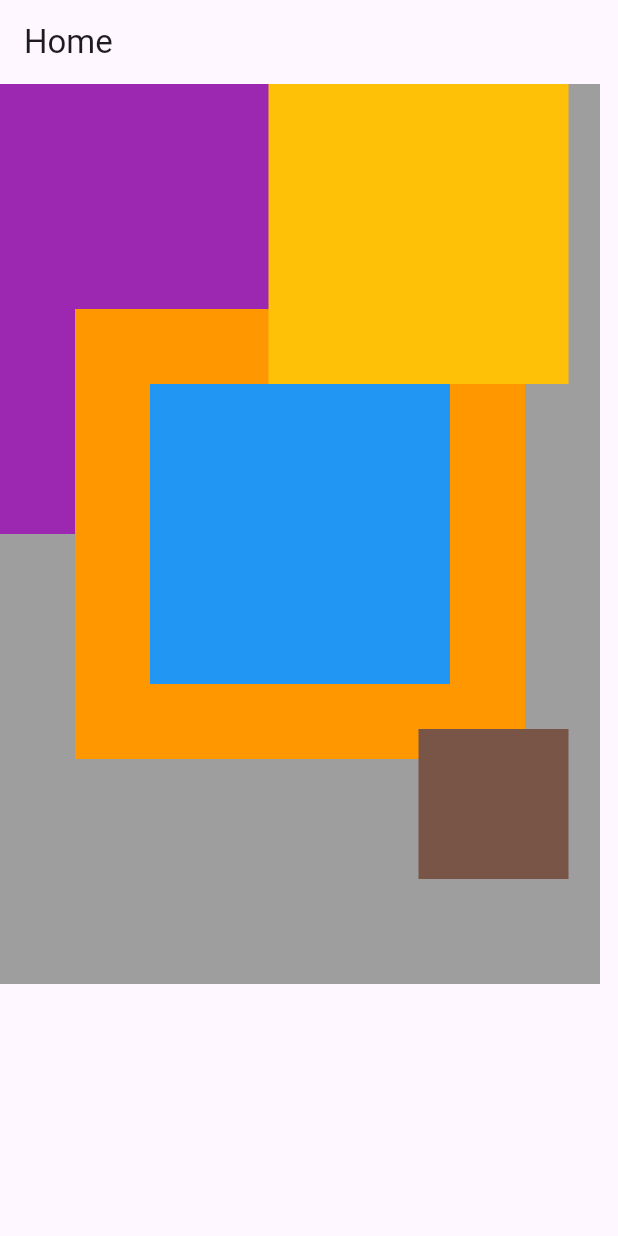
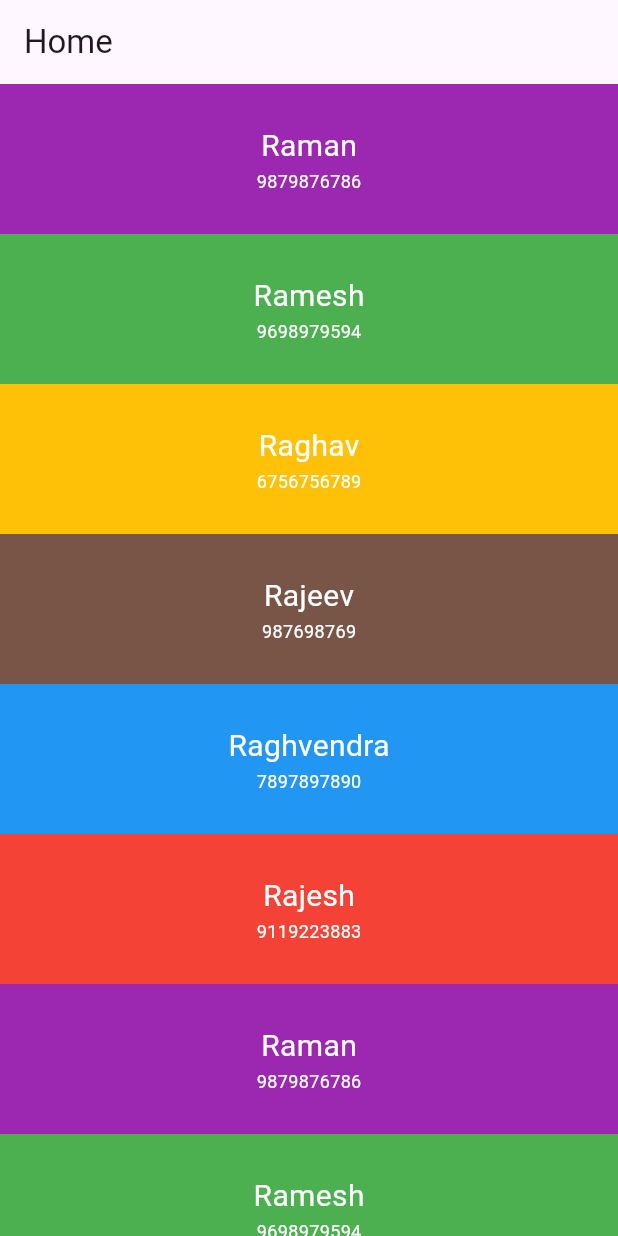
Before and after one commit to raunak2909/layout_395, a Flutter app: the screen it shows after launch, on a phone screen of 412 x 824 dp. Run offline on Flutter 3.47's test engine with Material 3 defaults, Android fonts, the phone set to English and light mode, and no system bars.

Commit message:
listview implemented

```diff
--- a/lib/home_page.dart
+++ b/lib/home_page.dart
@@ -1,7 +1,185 @@
 import 'package:flutter/material.dart';
 
 class HomePage extends StatelessWidget {
-  const HomePage({super.key});
+
+  List<Map<String, dynamic>> mData = [
+    {
+      "name" : "Raman",
+      "mob_no" : "9879876786",
+      "bg_color" : Colors.purple
+    },
+
+    {
+      "name" : "Ramesh",
+      "mob_no" : "9698979594",
+      "bg_color" : Colors.green
+    },
+
+    {
+      "name" : "Raghav",
+      "mob_no" : "6756756789",
+      "bg_color" : Colors.amber
+    },
+
+    {
+      "name" : "Rajeev",
+      "mob_no" : "987698769",
+      "bg_color" : Colors.brown
+    },
+
+    {
+      "name" : "Raghvendra",
+      "mob_no" : "7897897890",
+      "bg_color" : Colors.blue
+    },
+
+    {
+      "name" : "Rajesh",
+      "mob_no" : "9119223883",
+      "bg_color" : Colors.red
+    },
+    {
+      "name" : "Raman",
+      "mob_no" : "9879876786",
+      "bg_color" : Colors.purple
+    },
+
+    {
+      "name" : "Ramesh",
+      "mob_no" : "9698979594",
+      "bg_color" : Colors.green
+    },
+
+    {
+      "name" : "Raghav",
+      "mob_no" : "6756756789",
+      "bg_color" : Colors.amber
+    },
+
+    {
+      "name" : "Rajeev",
+      "mob_no" : "987698769",
+      "bg_color" : Colors.brown
+    },
+
+    {
+      "name" : "Raghvendra",
+      "mob_no" : "7897897890",
+      "bg_color" : Colors.blue
+    },
+
+    {
+      "name" : "Rajesh",
+      "mob_no" : "9119223883",
+      "bg_color" : Colors.red
+    },
+    {
+      "name" : "Raman",
+      "mob_no" : "9879876786",
+      "bg_color" : Colors.purple
+    },
+
+    {
+      "name" : "Ramesh",
+      "mob_no" : "9698979594",
+      "bg_color" : Colors.green
+    },
+
+    {
+      "name" : "Raghav",
+      "mob_no" : "6756756789",
+      "bg_color" : Colors.amber
+    },
+
+    {
+      "name" : "Rajeev",
+      "mob_no" : "987698769",
+      "bg_color" : Colors.brown
+    },
+
+    {
+      "name" : "Raghvendra",
+      "mob_no" : "7897897890",
+      "bg_color" : Colors.blue
+    },
+
+    {
+      "name" : "Rajesh",
+      "mob_no" : "9119223883",
+      "bg_color" : Colors.red
+    },
+    {
+      "name" : "Raman",
+      "mob_no" : "9879876786",
+      "bg_color" : Colors.purple
+    },
+
+    {
+      "name" : "Ramesh",
+      "mob_no" : "9698979594",
+      "bg_color" : Colors.green
+    },
+
+    {
+      "name" : "Raghav",
+      "mob_no" : "6756756789",
+      "bg_color" : Colors.amber
+    },
+
+    {
+      "name" : "Rajeev",
+      "mob_no" : "987698769",
+      "bg_color" : Colors.brown
+    },
+
+    {
+      "name" : "Raghvendra",
+      "mob_no" : "7897897890",
+      "bg_color" : Colors.blue
+    },
+
+    {
+      "name" : "Rajesh",
+      "mob_no" : "9119223883",
+      "bg_color" : Colors.red
+    },
+    {
+      "name" : "Raman",
+      "mob_no" : "9879876786",
+      "bg_color" : Colors.purple
+    },
+
+    {
+      "name" : "Ramesh",
+      "mob_no" : "9698979594",
+      "bg_color" : Colors.green
+    },
+
+    {
+      "name" : "Raghav",
+      "mob_no" : "6756756789",
+      "bg_color" : Colors.amber
+    },
+
+    {
+      "name" : "Rajeev",
+      "mob_no" : "987698769",
+      "bg_color" : Colors.brown
+    },
+
+    {
+      "name" : "Raghvendra",
+      "mob_no" : "7897897890",
+      "bg_color" : Colors.blue
+    },
+
+    {
+      "name" : "Rajesh",
+      "mob_no" : "9119223883",
+      "bg_color" : Colors.red
+    },
+
+  ];
 
   @override
   Widget build(BuildContext context) {
@@ -9,55 +187,84 @@ class HomePage extends StatelessWidget {
       appBar: AppBar(
         title: Text('Home'),
       ),
-      body: Container(
-        color: Colors.grey,
-        width: 400,
-        height: 600,
-        child: Stack(
+      body: ListView(
+        children: mData.map((eachItem){
+          return Container(
+            width: double.infinity,
+            height: 100,
+            color: eachItem['bg_color'],
+            child: Column(
+              mainAxisAlignment: MainAxisAlignment.center,
               children: [
-            Container(
-              width: 300,
-              height: 300,
-              color: Colors.purple,
-            ),
-            Center(
-              child: Container(
-                width: 300,
-                height: 300,
-                color: Colors.orange,
+                Text(
+                  eachItem['name'],
+                  style: TextStyle(
+                      fontSize: 20,
+                      color: Colors.white
                   ),
                 ),
-            Center(
-              child: Container(
-                width: 200,
-                height: 200,
-                color: Colors.blue,
-              ),
-            ),
-
-            Align(
-              alignment: Alignment.topRight,
-              child: Container(
-                margin: EdgeInsets.only(right: 21),
-                width: 200,
-                height: 200,
-                color: Colors.amber,
-              ),
-            ),
-            Positioned(
-              right: 21,
-              bottom: 70,
-              child: Container(
-                width: 100,
-                height: 100,
-                color: Colors.brown,
+                Text(
+                  eachItem['mob_no'],
+                  style: TextStyle(
+                      fontSize: 12,
+                      color: Colors.white
                   ),
                 ),
               ],
             ),
+          );
+        }).toList(),
       )
     );
   }
+
+  ///Container(
+//         color: Colors.grey,
+//         width: 400,
+//         height: 600,
+//         child: Stack(
+//           children: [
+//             Container(
+//               width: 300,
+//               height: 300,
+//               color: Colors.purple,
+//             ),
+//             Center(
+//               child: Container(
+//                 width: 300,
+//                 height: 300,
+//                 color: Colors.orange,
+//               ),
+//             ),
+//             Center(
+//               child: Container(
+//                 width: 200,
+//                 height: 200,
+//                 color: Colors.blue,
+//               ),
+//             ),
+//
+//             Align(
+//               alignment: Alignment.topRight,
+//               child: Container(
+//                 margin: EdgeInsets.only(right: 21),
+//                 width: 200,
+//                 height: 200,
+//                 color: Colors.amber,
+//               ),
+//             ),
+//             Positioned(
+//               right: 21,
+//               bottom: 70,
+//               child: Container(
+//                 width: 100,
+//                 height: 100,
+//                 color: Colors.brown,
+//               ),
+//             ),
+//           ],
+//         ),
+//       )
 
   ///Container(
 //         color: Colors.grey,
```
Lines whose indentation alone changed are shown as unchanged.
